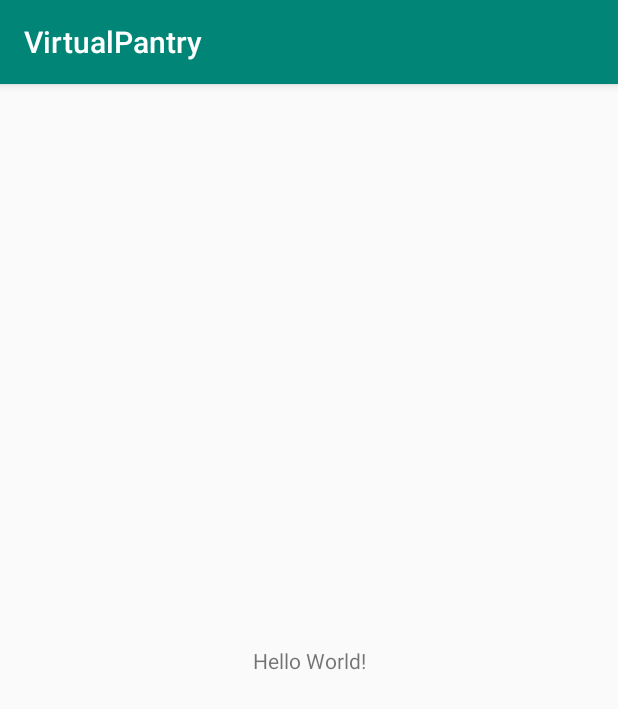
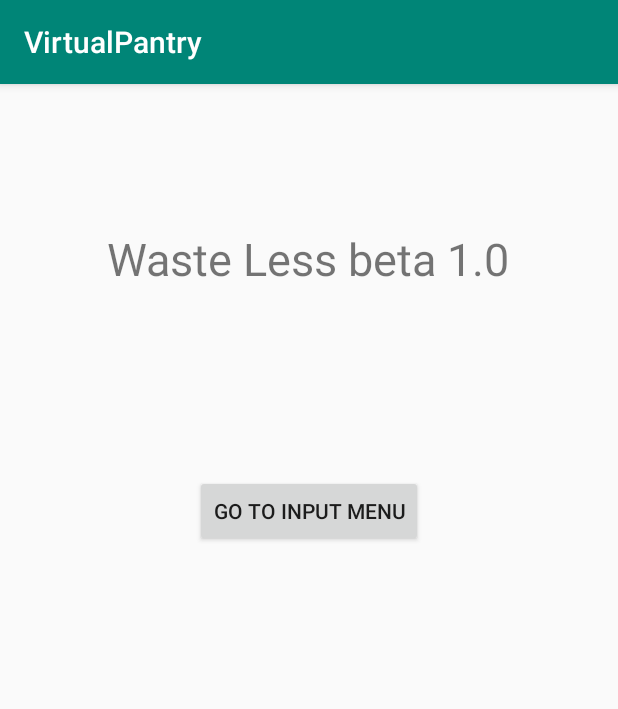
Before and after one commit to mmaluschnig/WasteLess, an Android app: the screen it shows after launch (MainActivity), on a phone screen of 412 x 824 dp. Shown: the top 709 px of the screen. Run offline under Robolectric (Android 15) with nearby library versions, the phone set to English and light mode, and no system bars.

Commit message:
added some buttons to test the app

```diff
--- a/VirtualPantry/app/src/main/java/com/expmngr/virtualpantry/MainActivity.java
+++ b/VirtualPantry/app/src/main/java/com/expmngr/virtualpantry/MainActivity.java
@@ -1,7 +1,11 @@
 package com.expmngr.virtualpantry;
 
 import androidx.appcompat.app.AppCompatActivity;
+
+import android.content.Intent;
 import android.os.Bundle;
+import android.view.View;
+import android.widget.Button;
 
 public class MainActivity extends AppCompatActivity {
 
@@ -9,5 +13,14 @@ public class MainActivity extends AppCompatActivity {
     protected void onCreate(Bundle savedInstanceState) {
         super.onCreate(savedInstanceState);
         setContentView(R.layout.activity_main);
+
+        Button inputMenu = (Button) findViewById(R.id.inputMenu);
+        inputMenu.setOnClickListener(new View.OnClickListener() {
+            @Override
+            public void onClick(View v) {
+                Intent intent = new Intent(getApplicationContext(), InputMenu.class);
+                startActivity(intent);
+            }
+        });
     }
 }
--- a/VirtualPantry/app/src/main/res/layout/activity_main.xml
+++ b/VirtualPantry/app/src/main/res/layout/activity_main.xml
@@ -6,13 +6,33 @@
     android:layout_height="match_parent"
     tools:context=".MainActivity">
 
-    <TextView
+    <Button
+        android:id="@+id/inputMenu"
         android:layout_width="wrap_content"
         android:layout_height="wrap_content"
-        android:text="Hello World!"
-        app:layout_constraintBottom_toBottomOf="parent"
-        app:layout_constraintLeft_toLeftOf="parent"
-        app:layout_constraintRight_toRightOf="parent"
+        android:layout_marginStart="8dp"
+        android:layout_marginLeft="8dp"
+        android:layout_marginTop="124dp"
+        android:layout_marginEnd="8dp"
+        android:layout_marginRight="8dp"
+        android:text="Go to Input menu"
+        app:layout_constraintEnd_toEndOf="parent"
+        app:layout_constraintStart_toStartOf="parent"
+        app:layout_constraintTop_toBottomOf="@+id/textView" />
+
+    <TextView
+        android:id="@+id/textView"
+        android:layout_width="wrap_content"
+        android:layout_height="wrap_content"
+        android:layout_marginStart="8dp"
+        android:layout_marginLeft="8dp"
+        android:layout_marginTop="96dp"
+        android:layout_marginEnd="8dp"
+        android:layout_marginRight="8dp"
+        android:text="Waste Less beta 1.0"
+        android:textSize="30sp"
+        app:layout_constraintEnd_toEndOf="parent"
+        app:layout_constraintHorizontal_bias="0.498"
+        app:layout_constraintStart_toStartOf="parent"
         app:layout_constraintTop_toTopOf="parent" />
-
 </androidx.constraintlayout.widget.ConstraintLayout>
```
Also changed, not shown: VirtualPantry/app/src/main/java/com/expmngr/virtualpantry/InputMenu.java (+13 -0 lines), VirtualPantry/app/src/main/res/layout/activity_input_menu.xml (+11 -4 lines).
